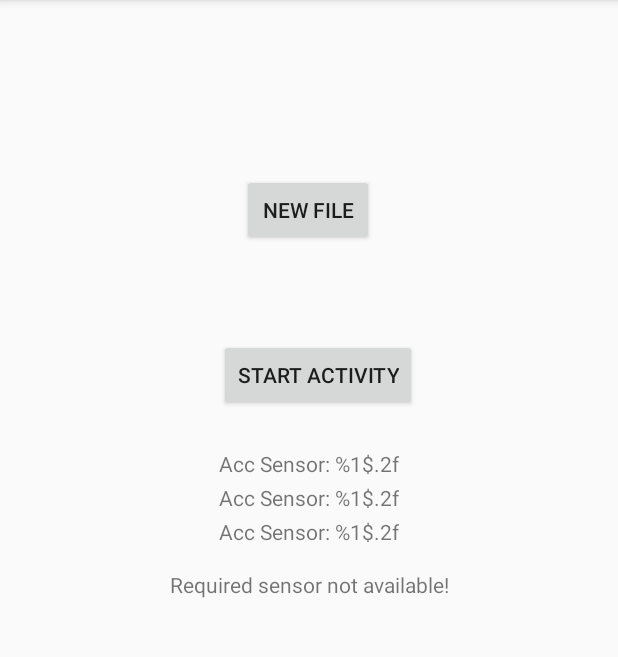
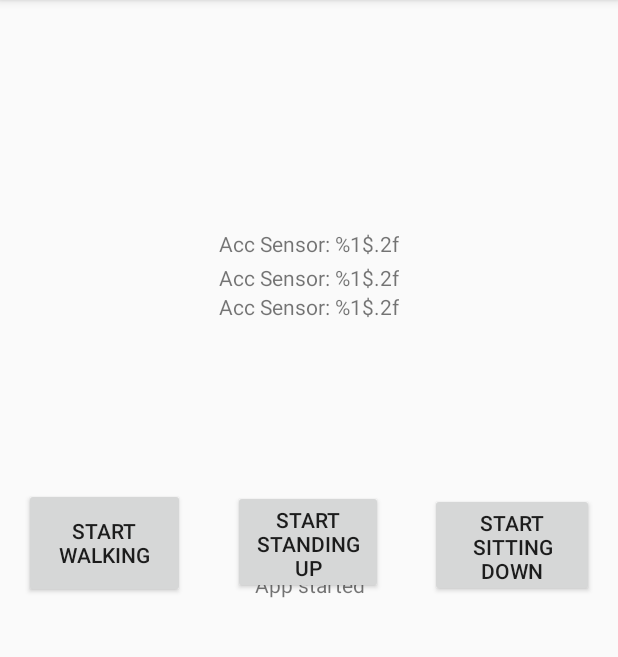
Before and after one commit to hanuka24/ActMonitoringLocalizationApp, an Android app: the screen it shows after launch (MainActivity), on a phone screen of 412 x 824 dp, the part 84-741 px from its top. Run offline under Robolectric (Android 15) with nearby library versions, the phone set to English and light mode, and no system bars.

Commit message:
added walking, standing and sitting button. each has it's own counter which is stored and read when the app closes. Ready for collecting test data

```diff
--- a/app/src/main/AndroidManifest.xml
+++ b/app/src/main/AndroidManifest.xml
@@ -1,8 +1,9 @@
 <?xml version="1.0" encoding="utf-8"?>
 <manifest xmlns:android="http://schemas.android.com/apk/res/android"
     package="com.example.actmonitoringlocalizatin">
-    <uses-permission android:name="android.permission.WRITE_EXTERNAL_STORAGE"/>
-    <uses-permission android:name="android.permission.READ_EXTERNAL_STORAGE"/>
+
+    <uses-permission android:name="android.permission.WRITE_EXTERNAL_STORAGE" />
+    <uses-permission android:name="android.permission.READ_EXTERNAL_STORAGE" />
 
     <application
         android:allowBackup="true"
@@ -11,6 +12,7 @@
         android:roundIcon="@mipmap/ic_launcher_round"
         android:supportsRtl="true"
         android:theme="@style/AppTheme">
+
         <activity
             android:name=".MainActivity"
             android:label="@string/app_name"
--- a/app/src/main/java/com/example/actmonitoringlocalizatin/MainActivity.java
+++ b/app/src/main/java/com/example/actmonitoringlocalizatin/MainActivity.java
@@ -2,7 +2,6 @@
 
 import android.Manifest;
 import android.content.Context;
-import android.content.ContextWrapper;
 import android.content.pm.PackageManager;
 import android.hardware.Sensor;
 import android.hardware.SensorEvent;
@@ -10,8 +9,6 @@
 import android.hardware.SensorManager;
 import android.os.Bundle;
 import android.os.Environment;
-import android.support.design.widget.FloatingActionButton;
-import android.support.design.widget.Snackbar;
 import android.support.v4.app.ActivityCompat;
 import android.support.v4.content.ContextCompat;
 import android.support.v7.app.AppCompatActivity;
@@ -23,10 +20,9 @@
 import android.widget.Button;
 import android.widget.TextView;
 
-import org.w3c.dom.Text;
-
-import java.io.DataOutputStream;
+import java.io.DataInputStream;
 import java.io.File;
+import java.io.FileInputStream;
 import java.io.FileNotFoundException;
 import java.io.FileOutputStream;
 import java.io.IOException;
@@ -39,6 +35,9 @@
     private String tag = "DEBUG";
 
     private int fileCount;
+    private int fileCountWalk;
+    private int fileCountStand;
+    private int fileCountSit;
 
     // TextViews to display current sensor values
     private TextView mTextSensorAccX;
@@ -47,10 +46,13 @@
 
     private TextView mTextDebug;
 
-    private Button mNewFileButton;
-    private Button mStartButton;
+    private Button mstartWalkButton;
+    private Button mstartStandButton;
+    private Button mstartSitButton;
 
     private boolean enableSensor;
+
+    private String mselectedButton;
 
     private FileOutputStream fOutStream;
 
@@ -80,14 +82,19 @@
         mTextDebug = (TextView) findViewById(R.id.debug);
 
         //init Buttons
-        mNewFileButton = findViewById(R.id.newfile_button);
-        mStartButton = findViewById(R.id.start_button);
-        mNewFileButton.setOnClickListener(this);
-        mStartButton.setOnClickListener(this);
+        mstartWalkButton = findViewById(R.id.walk_button);
+        mstartStandButton = findViewById(R.id.stand_up_button);
+        mstartSitButton = findViewById(R.id.sit_down_button);
+        mstartWalkButton.setOnClickListener(this);
+        mstartStandButton.setOnClickListener(this);
+        mstartSitButton.setOnClickListener(this);
 
         //init Variables
         enableSensor = true;
         fileCount = 0;
+        fileCountWalk = 0;
+        fileCountStand = 0;
+        fileCountSit = 0;
         fOutStream = null;
 
         if (mSensorAcc == null) {
@@ -138,35 +145,113 @@
     @Override
     protected void onStart() {
         super.onStart();
+        getFileCount();
+        debug("App started");
+    }
 
+    private void getFileCount()
+    {
+        DataInputStream fInpStream = null;
+        String root = Environment.getExternalStorageDirectory().toString();
+
+        try {
+            fInpStream = new DataInputStream (new FileInputStream(root));
+            while(fInpStream.available() > 0) {
+                String fileCounters = Integer.toString(fInpStream.read());
+                String[] fileCountersSplit = fileCounters.split(";");
+                fileCountWalk = Integer.valueOf(fileCountersSplit[0]);
+                fileCountStand = Integer.valueOf(fileCountersSplit[1]);
+                fileCountSit = Integer.valueOf(fileCountersSplit[2]);
+            }
+        }
+        catch (FileNotFoundException e) {
+            e.printStackTrace();
+
+        } catch (IOException e) {
+            e.printStackTrace();
+        }
     }
 
     @Override
     protected void onStop() {
         super.onStop();
         debug("App stopped");
+        saveFileCount("fileCounters");
         //TODO: save state
     }
 
+    private void saveFileCount(String fileName)
+    {
+        String root = Environment.getExternalStorageDirectory().toString();
+        File file = new File (root, fileName + ".txt");
+        fileCount++;
+        debug("New File:" + file.toString());
+        if (file.exists ())
+            file.delete ();
+        try {
+            FileOutputStream outputStream = new FileOutputStream(file);
+            outputStream.write(String.format("%d;%d;%d\n", fileCountWalk, fileCountStand, fileCountSit).getBytes());
+            outputStream.flush();
+            outputStream.close();
+        } catch (Exception e) {
+            e.printStackTrace();
+        }
+    }
+
     private void toggleSensor() {
-        if(fOutStream != null){
         if(enableSensor){
+            newFile();
             debug("Start monitoring");
-                mStartButton.setText("Stop Activity");
+            setButtonText();
             mSensorManager.registerListener(this, mSensorAcc,
                     SensorManager.SENSOR_DELAY_NORMAL);
         }
         else
         {
             debug("Stop monitoring");
-                mStartButton.setText("Start Activity");
+            setButtonText();
             mSensorManager.unregisterListener(this, mSensorAcc);
             closeFile();
         }
         enableSensor = !enableSensor;
     }
-        else
-            debug("Create File first!");
+
+    private void setButtonText()
+    {
+        if(enableSensor)
+        {
+            switch (mselectedButton)
+            {
+                case "walking":
+                    mstartWalkButton.setText("Stop " + mselectedButton);
+                    break;
+                case "standing_up":
+                    mstartStandButton.setText("Stop " + mselectedButton);
+                    break;
+                case "sitting_down":
+                    mstartSitButton.setText("Stop " + mselectedButton);
+                    break;
+                default:
+                    break;
+            }
+        } else
+        {
+            switch (mselectedButton)
+            {
+                case "walking":
+                    mstartWalkButton.setText("Start " + mselectedButton);
+                    break;
+                case "standing_up":
+                    mstartStandButton.setText("Start " + mselectedButton);
+                    break;
+                case "sitting_down":
+                    mstartSitButton.setText("Start " + mselectedButton);
+                    break;
+                default:
+                    break;
+            }
+        }
+
     }
 
     private void addDataToProcess(double x, double y, double z)
@@ -184,7 +269,7 @@
     private void newFile() {
 
         String root = Environment.getExternalStorageDirectory().toString();
-        File file = new File (root, "Activity" + fileCount + ".txt");
+        File file = new File (root, mselectedButton + "_" + fileCount + ".txt");
         fileCount++;
         debug("New File:" + file.toString());
         if (file.exists ())
@@ -207,16 +292,28 @@
         }
     }
 
-    //Button Clck Handler
+    //Button Click Handler
     @Override
     public void onClick(View v) {
 
         switch (v.getId()) {
-            case R.id.newfile_button:
-                newFile();
+            case R.id.walk_button:
+                mselectedButton = "walking";
+                fileCount = fileCountWalk;
+                toggleSensor();
+                fileCountWalk = fileCount;
                 break;
-            case R.id.start_button:
+            case R.id.stand_up_button:
+                mselectedButton = "standing_up";
+                fileCount = fileCountStand;
                 toggleSensor();
+                fileCountStand = fileCount;
+                break;
+            case R.id.sit_down_button:
+                mselectedButton = "sitting_down";
+                fileCount = fileCountSit;
+                toggleSensor();
+                fileCountSit = fileCount;
                 break;
             default:
                 //do nothing
--- a/app/src/main/res/layout/content_main.xml
+++ b/app/src/main/res/layout/content_main.xml
@@ -26,10 +26,11 @@
         android:layout_height="wrap_content"
         android:text="@string/label_acc_x"
         app:layout_constraintBottom_toBottomOf="parent"
+        app:layout_constraintHorizontal_bias="0.501"
         app:layout_constraintLeft_toLeftOf="parent"
         app:layout_constraintRight_toRightOf="parent"
         app:layout_constraintTop_toTopOf="parent"
-        app:layout_constraintVertical_bias="0.400" />
+        app:layout_constraintVertical_bias="0.204" />
 
     <TextView
         android:id="@+id/label_acc_y"
@@ -37,10 +38,11 @@
         android:layout_height="wrap_content"
         android:text="@string/label_acc_y"
         app:layout_constraintBottom_toBottomOf="parent"
+        app:layout_constraintHorizontal_bias="0.501"
         app:layout_constraintLeft_toLeftOf="parent"
         app:layout_constraintRight_toRightOf="parent"
         app:layout_constraintTop_toTopOf="parent"
-        app:layout_constraintVertical_bias="0.43" />
+        app:layout_constraintVertical_bias="0.234" />
 
     <TextView
         android:id="@+id/label_acc_z"
@@ -48,32 +50,46 @@
         android:layout_height="wrap_content"
         android:text="@string/label_acc_z"
         app:layout_constraintBottom_toBottomOf="parent"
+        app:layout_constraintHorizontal_bias="0.501"
         app:layout_constraintLeft_toLeftOf="parent"
         app:layout_constraintRight_toRightOf="parent"
         app:layout_constraintTop_toTopOf="parent"
-        app:layout_constraintVertical_bias="0.46" />
+        app:layout_constraintVertical_bias="0.26" />
 
     <Button
-        android:id="@+id/start_button"
-        android:layout_width="wrap_content"
-        android:layout_height="wrap_content"
-        android:text="@string/startButton"
+        android:id="@+id/walk_button"
+        android:layout_width="107dp"
+        android:layout_height="73dp"
+        android:text="@string/walk_button"
         app:layout_constraintBottom_toBottomOf="parent"
-        app:layout_constraintHorizontal_bias="0.521"
+        app:layout_constraintHorizontal_bias="0.052"
         app:layout_constraintLeft_toLeftOf="parent"
         app:layout_constraintRight_toRightOf="parent"
         app:layout_constraintTop_toTopOf="parent"
-        app:layout_constraintVertical_bias="0.314" />
+        app:layout_constraintVertical_bias="0.468" />
 
     <Button
-        android:id="@+id/newfile_button"
-        android:layout_width="wrap_content"
-        android:layout_height="wrap_content"
-        android:text="@string/fileButton"
+        android:id="@+id/stand_up_button"
+        android:layout_width="100dp"
+        android:layout_height="69dp"
+        android:text="@string/stand_up_button"
         app:layout_constraintBottom_toBottomOf="parent"
         app:layout_constraintHorizontal_bias="0.498"
         app:layout_constraintLeft_toLeftOf="parent"
         app:layout_constraintRight_toRightOf="parent"
         app:layout_constraintTop_toTopOf="parent"
-        app:layout_constraintVertical_bias="0.161" />
+        app:layout_constraintVertical_bias="0.468" />
+
+    <Button
+        android:id="@+id/sit_down_button"
+        android:layout_width="109dp"
+        android:layout_height="69dp"
+        android:text="@string/sit_down_button"
+        app:layout_constraintBottom_toBottomOf="parent"
+        app:layout_constraintHorizontal_bias="0.947"
+        app:layout_constraintLeft_toLeftOf="parent"
+        app:layout_constraintRight_toRightOf="parent"
+        app:layout_constraintTop_toTopOf="parent"
+        app:layout_constraintVertical_bias="0.47" />
+
 </android.support.constraint.ConstraintLayout>
--- a/app/src/main/res/values/strings.xml
+++ b/app/src/main/res/values/strings.xml
@@ -6,6 +6,7 @@
     <string name="label_acc_x">Acc Sensor: %1$.2f</string>
     <string name="label_acc_y">Acc Sensor: %1$.2f</string>
     <string name="label_acc_z">Acc Sensor: %1$.2f</string>
-    <string name="startButton">Start Activity</string>
-    <string name="fileButton">New File</string>
+    <string name="walk_button">Start walking</string>
+    <string name="stand_up_button">Start standing up</string>
+    <string name="sit_down_button">Start sitting down</string>
 </resources>
```
Lines whose indentation alone changed are shown as unchanged.
